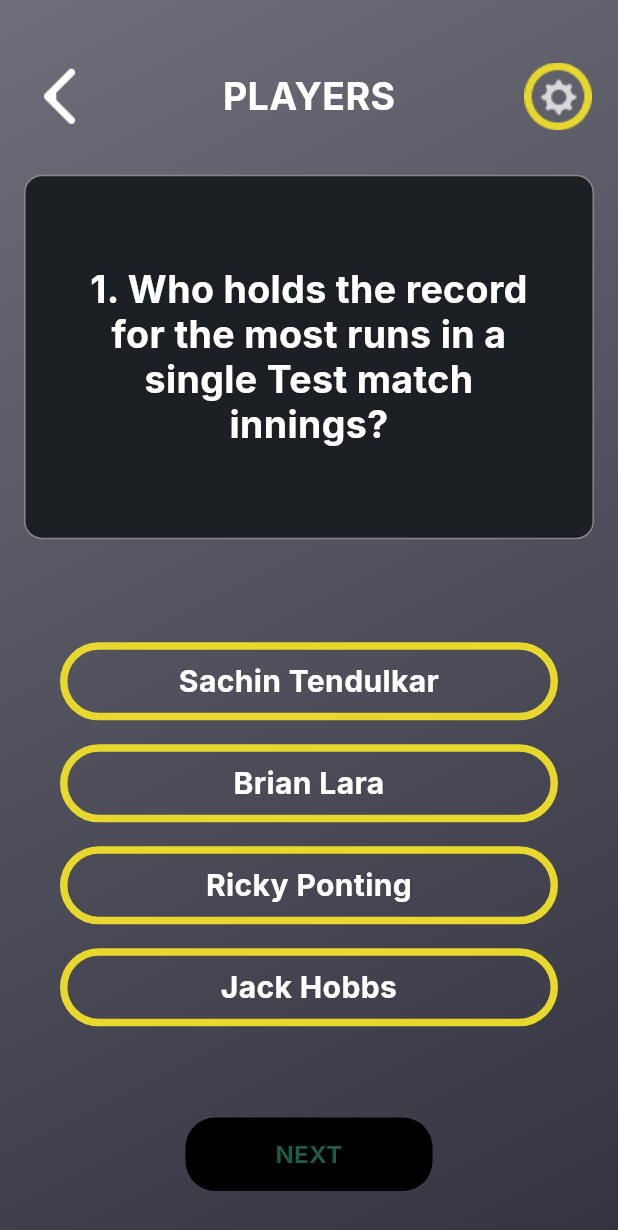
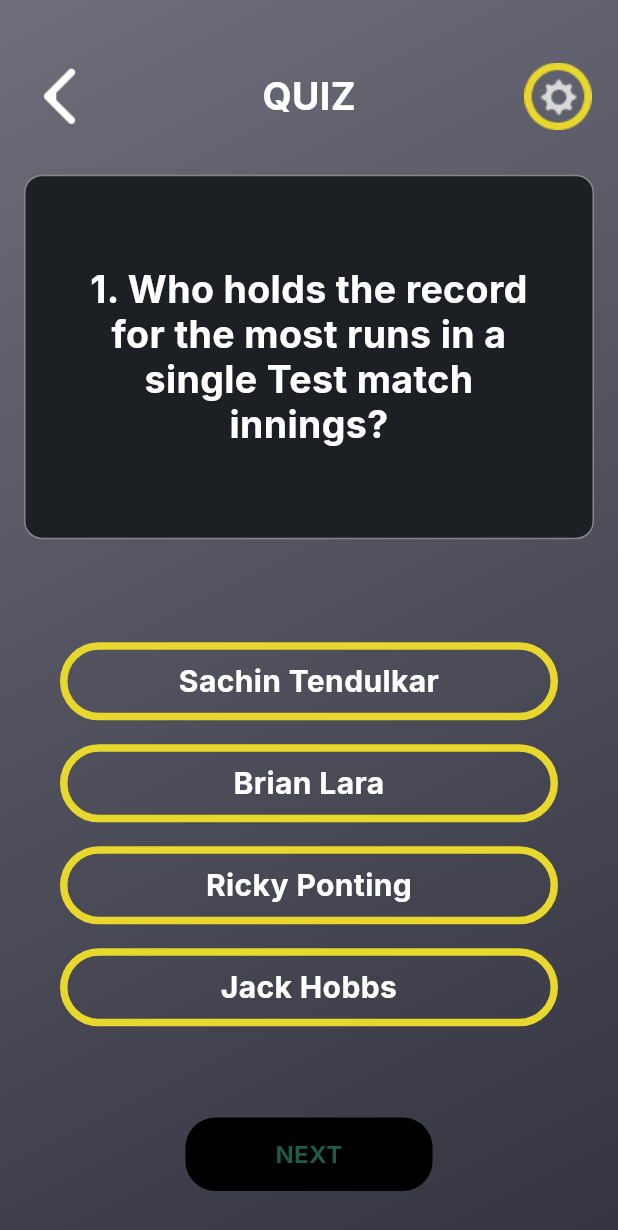
Before and after one commit to smart-dev420/crickify_app, a Flutter app: the GameScreen screen opened directly, on a phone screen of 412 x 824 dp. Shown: the top 1230 px of the screen. Run offline on Flutter 3.47's test engine with Material 3 defaults, Android fonts, the phone set to English and light mode, and no system bars; our stand-ins replace audioplayers, shared_preferences; accounts and stored records are empty.

Commit message:
fixed some ui issue

```diff
--- a/lib/pages/finish_screen.dart
+++ b/lib/pages/finish_screen.dart
@@ -108,7 +108,7 @@ class FinishScreenState extends State<FinishScreen> {
                         ),
                       ),
                       Text(
-                        "PLAYERS",
+                        "QUIZ",
                         style: Utils.textStyle(),
                         textAlign: TextAlign.center,
                       ),
--- a/lib/pages/game_screen.dart
+++ b/lib/pages/game_screen.dart
@@ -111,7 +111,7 @@ class GameScreenState extends State<GameScreen> {
                         ),
                       ),
                       Text(
-                        "PLAYERS",
+                        "QUIZ",
                         style: Utils.textStyle(),
                         textAlign: TextAlign.center,
                       ),
@@ -176,11 +176,8 @@ class GameScreenState extends State<GameScreen> {
                           borderRadius: const BorderRadius.all(
                             Radius.circular(50),
                           ),
-                          color: selected == index
-                              ? const Color(0xff1C2025)
-                              : Colors.transparent,
                           border: Border.all(
-                            color: const Color(0xffE8D82E),
+                            color: selected == index ? const Color(0xff53E82E) : const Color(0xffE8D82E),
                             width: 5,
                           ),
                         ),
--- a/lib/pages/home_screen.dart
+++ b/lib/pages/home_screen.dart
@@ -96,7 +96,7 @@ class HomeScreenState extends State<HomeScreen> {
                   padding: const EdgeInsets.symmetric(horizontal: 30),
                   child: Row(
                     children: [
-                      Assets.images.help.image(),
+                      // Assets.images.help.image(),
                       const Spacer(),
                       InkWell(
                         onTap: () {
@@ -151,7 +151,7 @@ class HomeScreenState extends State<HomeScreen> {
                       builder: (context) => const QuizScreen(),
                     ),
                   );
-                }, 'ACHIVS'),
+                }, 'QUIZ'),
               ],
             ),
           ],
--- a/lib/pages/quiz_screen.dart
+++ b/lib/pages/quiz_screen.dart
@@ -102,7 +102,7 @@ class QuizScreenState extends State<QuizScreen> {
                         ),
                       ),
                       Text(
-                        "PLAYERS",
+                        "QUIZ",
                         style: Utils.textStyle(),
                         textAlign: TextAlign.center,
                       ),
```
